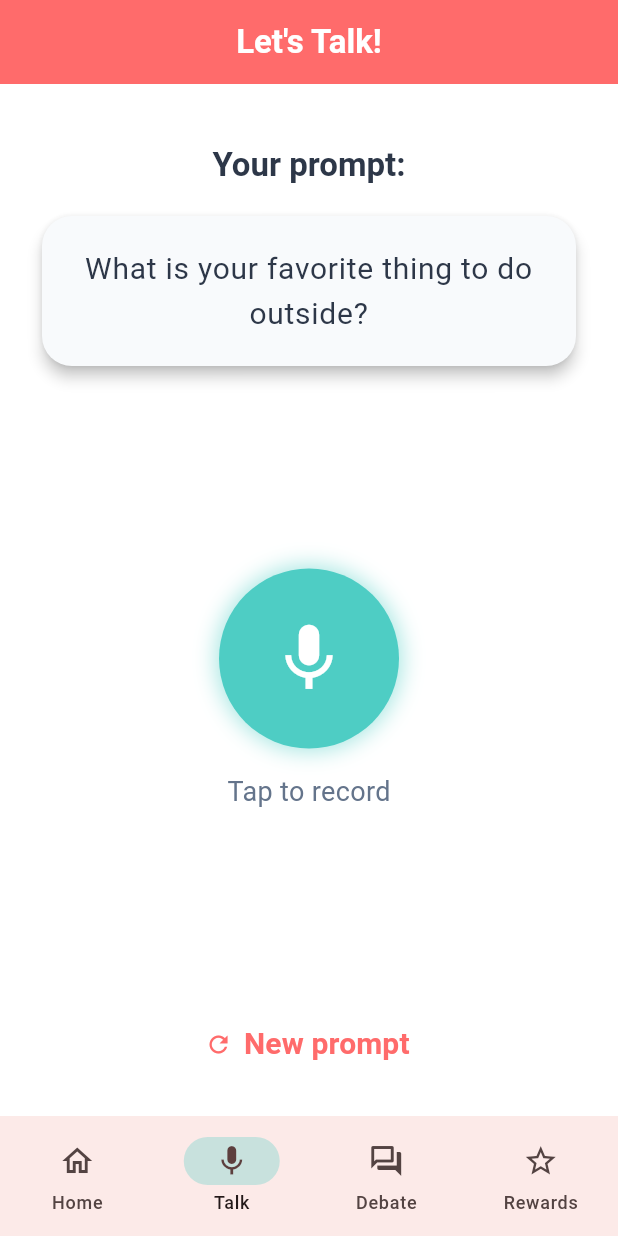
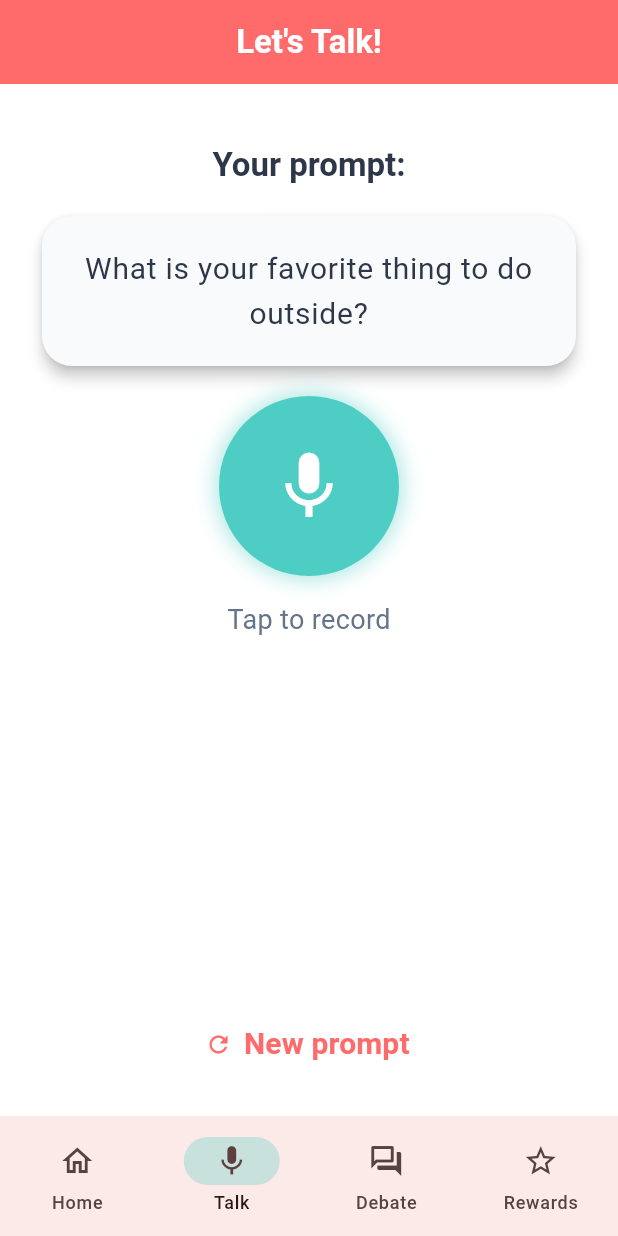
Before and after one commit to jxxesecurity/ADHD, a Flutter app: the TalkScreen screen opened by its route, on a phone screen of 412 x 824 dp. Run offline on Flutter 3.47's test engine with Material 3 defaults, Android fonts, the phone set to English and light mode, and no system bars; our stand-ins replace go_router, permission_handler; missing offline and left inert: flutter_sound.

Commit message:
Adjust spacing in TalkScreen for improved layout consistency

```diff
--- a/speech4adhd/lib/screens/talk_screen.dart
+++ b/speech4adhd/lib/screens/talk_screen.dart
@@ -199,7 +199,7 @@ class _TalkScreenState extends State<TalkScreen> {
                 ),
               ),
               if (_showFeedback) ...[
-                const SizedBox(height: 24),
+                const SizedBox(height: 16),
                 Icon(Icons.thumb_up, size: 56, color: AppColors.accent),
                 const SizedBox(height: 8),
                 Text(
@@ -209,7 +209,7 @@ class _TalkScreenState extends State<TalkScreen> {
                       ),
                 ),
               ],
-              const Spacer(),
+              const SizedBox(height: 16),
               RecordControl(
                 onPressed: _onRecordPressed,
                 size: 120,
@@ -227,7 +227,7 @@ class _TalkScreenState extends State<TalkScreen> {
                     ),
               ),
               if (_recordedFilePath != null && !_isRecording) ...[
-                const SizedBox(height: 16),
+                const SizedBox(height: 12),
                 FilledButton.icon(
                   onPressed: _onPlayBackPressed,
                   icon: Icon(_isPlaying ? Icons.stop : Icons.play_arrow),
```
